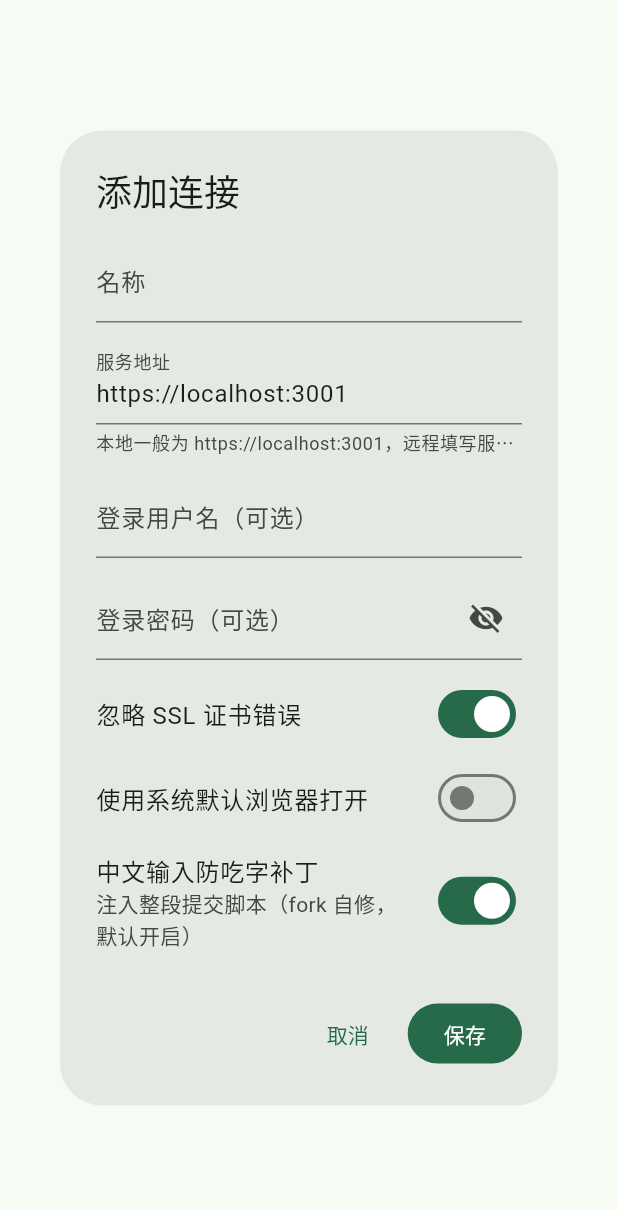
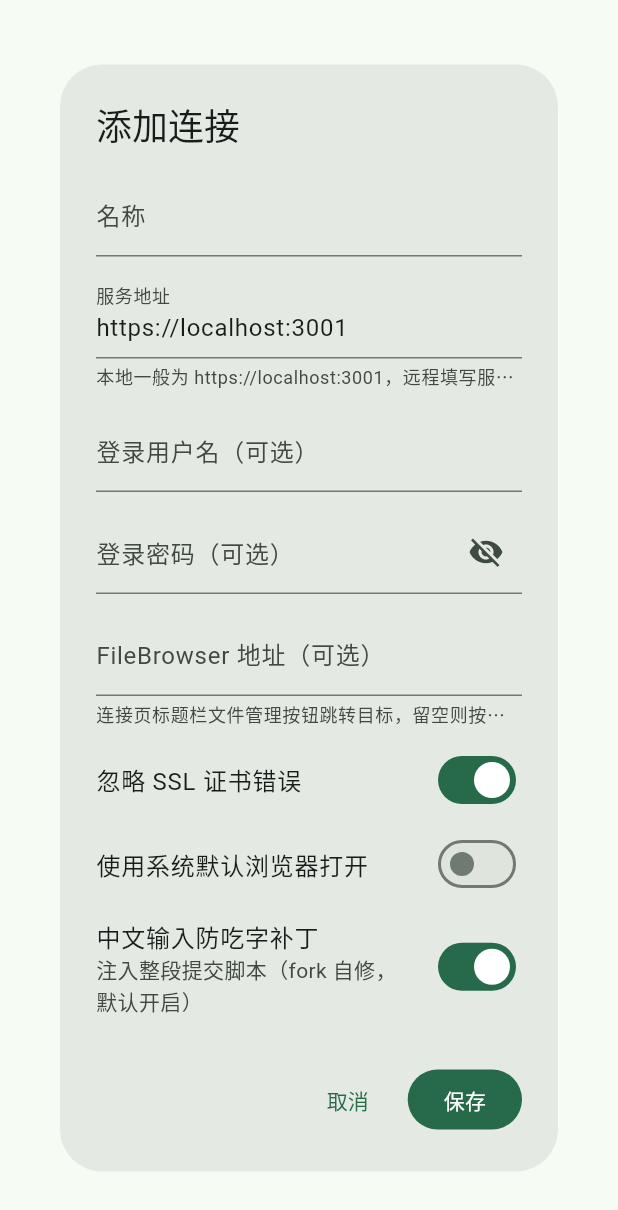
Before and after one commit to Songxwn/Docker-Wechat-Localclient, a Flutter app: the ConnectionFormDialog widget shown alone on an empty page, opened directly, on a phone screen of 412 x 824 dp. Shown: the top 1210 px of the screen. Run offline on Flutter 3.47's test engine with Material 3 defaults, Android fonts, the light colour scheme and no system bars; our stand-ins replace shared_preferences; missing offline and left inert: flutter_inappwebview, pasteboard; accounts and stored records are empty.

Commit message:
feat: per-connection FileBrowser URL with default-browser jump
File management lives in the deployed filebrowser sidecar (the in-app
panel was removed), but reaching it required digging out the URL by
hand. Let each connection store an optional FileBrowser URL:

- connection model gains fileBrowserUrl (empty default, tolerant JSON
  round-trip for older stored connections)
- the add/edit connection form gets a URL field (normalized like the
  service URL, empty allowed)
- the WebView app bar gains a folder button that opens the configured
  URL in the system default browser; when unset it prompts to fill it
  in instead of guessing a port

```diff
--- a/lib/models/connection.dart
+++ b/lib/models/connection.dart
@@ -643,6 +643,9 @@ class Connection {
   /// 可选的 HTTP Basic 认证密码。
   final String password;
 
+  /// 可选的 FileBrowser 文件管理地址（连接页标题栏按钮跳系统浏览器）。
+  final String fileBrowserUrl;
+
   /// 串流预设（链接前设置，默认全跟随服务端）。
   final StreamPreset preset;
 
@@ -655,6 +658,7 @@ class Connection {
     this.imeFix = true,
     this.username = '',
     this.password = '',
+    this.fileBrowserUrl = '',
     this.preset = const StreamPreset(),
   });
 
@@ -667,6 +671,7 @@ class Connection {
     bool imeFix = true,
     String username = '',
     String password = '',
+    String fileBrowserUrl = '',
     StreamPreset preset = const StreamPreset(),
   }) {
     return Connection(
@@ -678,6 +683,7 @@ class Connection {
       imeFix: imeFix,
       username: username,
       password: password,
+      fileBrowserUrl: fileBrowserUrl,
       preset: preset,
     );
   }
@@ -702,6 +708,7 @@ class Connection {
     bool? imeFix,
     String? username,
     String? password,
+    String? fileBrowserUrl,
     StreamPreset? preset,
   }) {
     return Connection(
@@ -713,6 +720,7 @@ class Connection {
       imeFix: imeFix ?? this.imeFix,
       username: username ?? this.username,
       password: password ?? this.password,
+      fileBrowserUrl: fileBrowserUrl ?? this.fileBrowserUrl,
       preset: preset ?? this.preset,
     );
   }
@@ -726,6 +734,7 @@ class Connection {
         'imeFix': imeFix,
         'username': username,
         'password': password,
+        'fileBrowserUrl': fileBrowserUrl,
         'preset': preset.toJson(),
       };
 
@@ -740,6 +749,7 @@ class Connection {
       imeFix: json['imeFix'] != false,
       username: (json['username'] as String?) ?? '',
       password: json['password'] == null ? '' : json['password'].toString(),
+      fileBrowserUrl: (json['fileBrowserUrl'] as String?) ?? '',
       preset: p is Map
           ? StreamPreset.fromJson(Map<String, dynamic>.from(p))
           : const StreamPreset(),
--- a/lib/screens/connection_form_dialog.dart
+++ b/lib/screens/connection_form_dialog.dart
@@ -27,6 +27,7 @@ class _ConnectionFormDialogState extends State<ConnectionFormDialog> {
   late final TextEditingController _url;
   late final TextEditingController _username;
   late final TextEditingController _password;
+  late final TextEditingController _fileBrowserUrl;
   late bool _ignoreSsl;
   late bool _openExternal;
   late bool _imeFix;
@@ -40,6 +41,7 @@ class _ConnectionFormDialogState extends State<ConnectionFormDialog> {
     _url = TextEditingController(text: c?.url ?? kDefaultUrl);
     _username = TextEditingController(text: c?.username ?? '');
     _password = TextEditingController(text: c?.password ?? '');
+    _fileBrowserUrl = TextEditingController(text: c?.fileBrowserUrl ?? '');
     _ignoreSsl = c?.ignoreSsl ?? true;
     _openExternal = c?.openExternal ?? false;
     _imeFix = c?.imeFix ?? true;
@@ -51,6 +53,7 @@ class _ConnectionFormDialogState extends State<ConnectionFormDialog> {
     _url.dispose();
     _username.dispose();
     _password.dispose();
+    _fileBrowserUrl.dispose();
     super.dispose();
   }
 
@@ -62,6 +65,7 @@ class _ConnectionFormDialogState extends State<ConnectionFormDialog> {
       url: normalizeUrl(_url.text).isEmpty ? kDefaultUrl : normalizeUrl(_url.text),
       username: _username.text.trim(),
       password: _password.text,
+      fileBrowserUrl: normalizeUrl(_fileBrowserUrl.text),
       ignoreSsl: _ignoreSsl,
       openExternal: _openExternal,
       imeFix: _imeFix,
@@ -128,6 +132,17 @@ class _ConnectionFormDialogState extends State<ConnectionFormDialog> {
                     ),
                   ),
                 ),
+                const SizedBox(height: 12),
+                TextFormField(
+                  controller: _fileBrowserUrl,
+                  decoration: const InputDecoration(
+                    labelText: 'FileBrowser 地址（可选）',
+                    hintText: 'https://nas:13085',
+                    helperText: '连接页标题栏文件管理按钮跳转目标，留空则按钮提示未配置',
+                  ),
+                  keyboardType: TextInputType.url,
+                  autocorrect: false,
+                ),
                 const SizedBox(height: 8),
                 SwitchListTile(
                   contentPadding: EdgeInsets.zero,
--- a/pubspec.yaml
+++ b/pubspec.yaml
@@ -1,7 +1,7 @@
 name: wechat_selkies_client
 description: WeChat Selkies 本地远程客户端 (Flutter 全平台版)
 publish_to: "none"
-version: 5.4.0+1
+version: 5.5.0+1
 
 environment:
   # flutter_inappwebview 6.2.0-beta.x 要求 Dart ^3.8.0 / Flutter >=3.32.0
```
Also changed, not shown: lib/screens/webview_screen.dart (+17 -0 lines), 2 other files.
